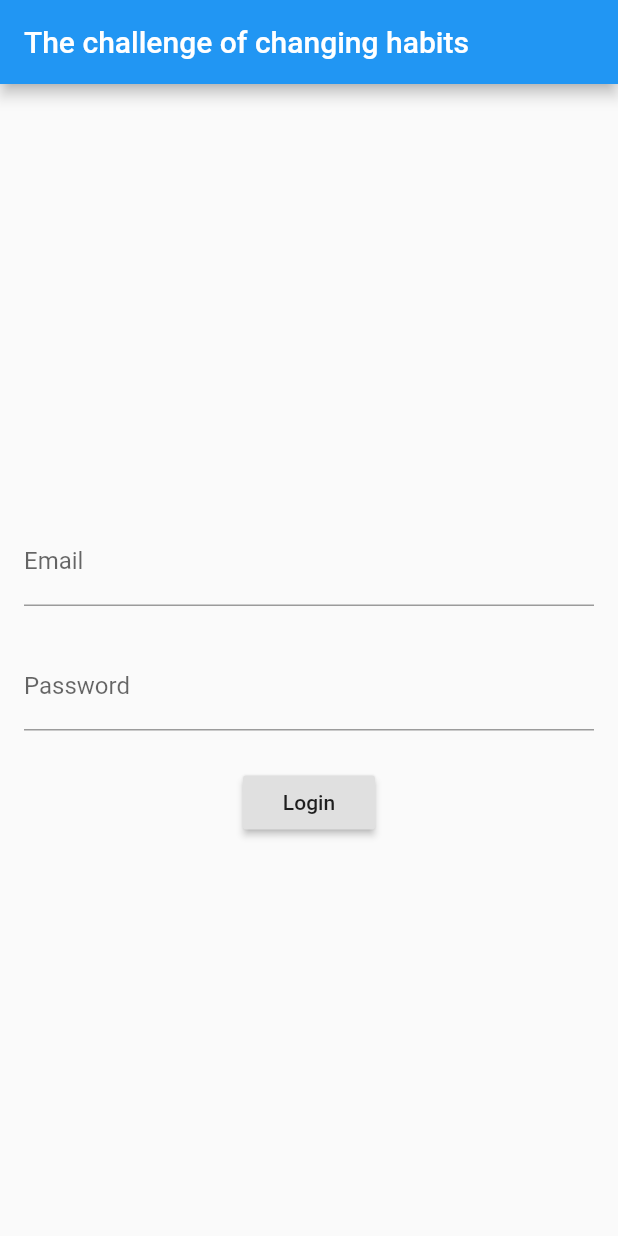
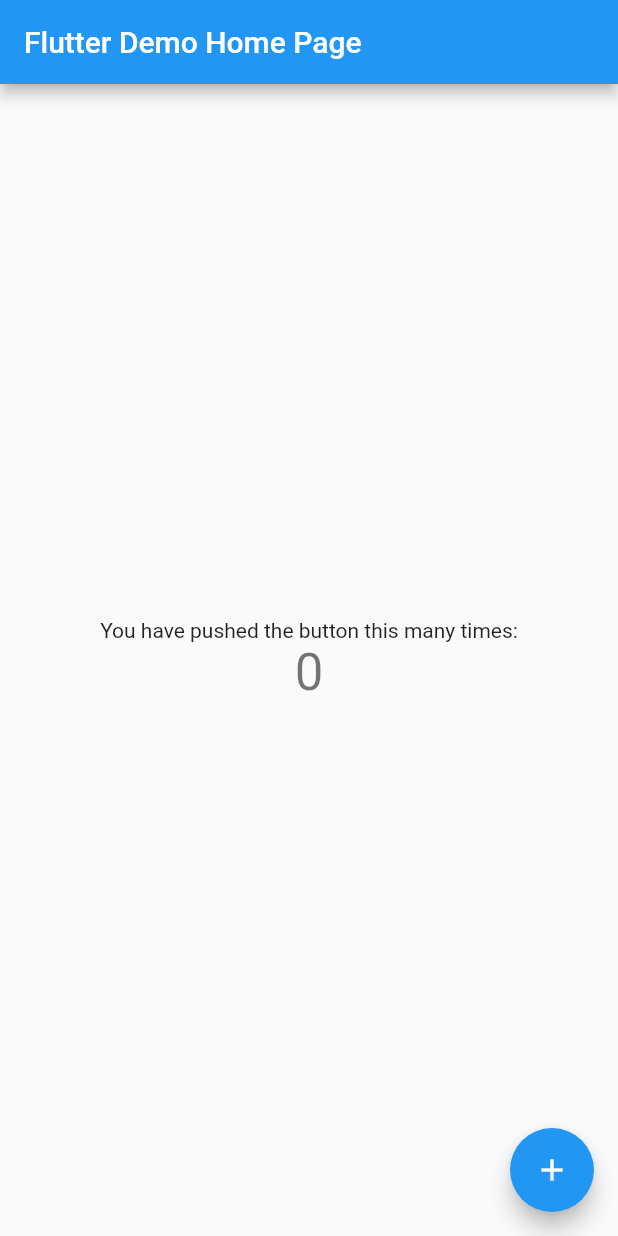
Before and after one commit to itachi-p/habit-change, a Flutter app: the screen it shows after launch, on a phone screen of 412 x 824 dp. Run offline on Flutter 3.47's test engine with Material 2 defaults, Android fonts, the phone set to English and light mode, and no system bars.

Commit message:
Revert "Prepared a link to Firebase Authentication and a template for the login screen."
This reverts commit 03c758a0d735c4f62b3db860d72306507fb1147f.

```diff
--- a/lib/main.dart
+++ b/lib/main.dart
@@ -1,75 +1,65 @@
 import 'package:flutter/material.dart';
 
-void main() => runApp(MyApp());
+void main() {
+  runApp(MyApp());
+}
 
 class MyApp extends StatelessWidget {
+  // This widget is the root of your application.
   @override
   Widget build(BuildContext context) {
     return MaterialApp(
-      title: 'change habits',
-      home: MyHomePage(),
+      title: 'Flutter Demo',
+      theme: ThemeData(
+        primarySwatch: Colors.blue,
+      ),
+      home: MyHomePage(title: 'Flutter Demo Home Page'),
     );
   }
 }
 
 class MyHomePage extends StatefulWidget {
+  MyHomePage({Key key, this.title}) : super(key: key);
+
+  final String title;
+
   @override
-  _MyHomePageState createState() {
-    return _MyHomePageState();
-  }
+  _MyHomePageState createState() => _MyHomePageState();
 }
 
 class _MyHomePageState extends State<MyHomePage> {
+  int _counter = 0;
+
+  void _incrementCounter() {
+    setState(() {
+      _counter++;
+    });
+  }
+
   @override
   Widget build(BuildContext context) {
     return Scaffold(
-      appBar: AppBar(title: Text('The challenge of changing habits')),
-      body: _layoutBody(),
-    );
-  }
-
-  final emailInputController = TextEditingController();
-  final passwordInputController = TextEditingController();
-
-  Widget _layoutBody() {
-    return Center(
-      child: Form(
-        child: SingleChildScrollView(
-          padding: const EdgeInsets.symmetric(horizontal: 16.0),
+      appBar: AppBar(
+        title: Text(widget.title),
+      ),
+      body: Center(
         child: Column(
-            crossAxisAlignment: CrossAxisAlignment.stretch,
+          mainAxisAlignment: MainAxisAlignment.center,
           children: <Widget>[
-              const SizedBox(height: 24.0),
-              TextFormField(
-                controller: emailInputController,
-                decoration: const InputDecoration(
-                  border: const UnderlineInputBorder(),
-                  labelText: 'Email',
+            Text(
+              'You have pushed the button this many times:',
             ),
-              ),
-              const SizedBox(height: 24.0),
-              TextFormField(
-                controller: passwordInputController,
-                decoration: InputDecoration(
-                  border: const UnderlineInputBorder(),
-                  labelText: 'Password',
-                ),
-                obscureText: true,
-              ),
-              const SizedBox(height: 24.0),
-              Center(
-                child: RaisedButton(
-                  child: const Text('Login'),
-                  onPressed: () {
-                    var email = emailInputController.text;
-                    var password = passwordInputController.text;
-                    // ここにログイン処理を書く
-                  },
-                ),
+            Text(
+              '$_counter',
+              style: Theme.of(context).textTheme.headline4,
             ),
           ],
         ),
       ),
+      floatingActionButton: FloatingActionButton(
+        onPressed: _incrementCounter,
+        tooltip: 'Increment',
+        child: Icon(Icons.add),
       ),
     );
   }
```
Also changed, not shown: pubspec.yaml (+46 -3 lines), pubspec.lock, 8 other files. Lines whose indentation alone changed are shown as unchanged.
